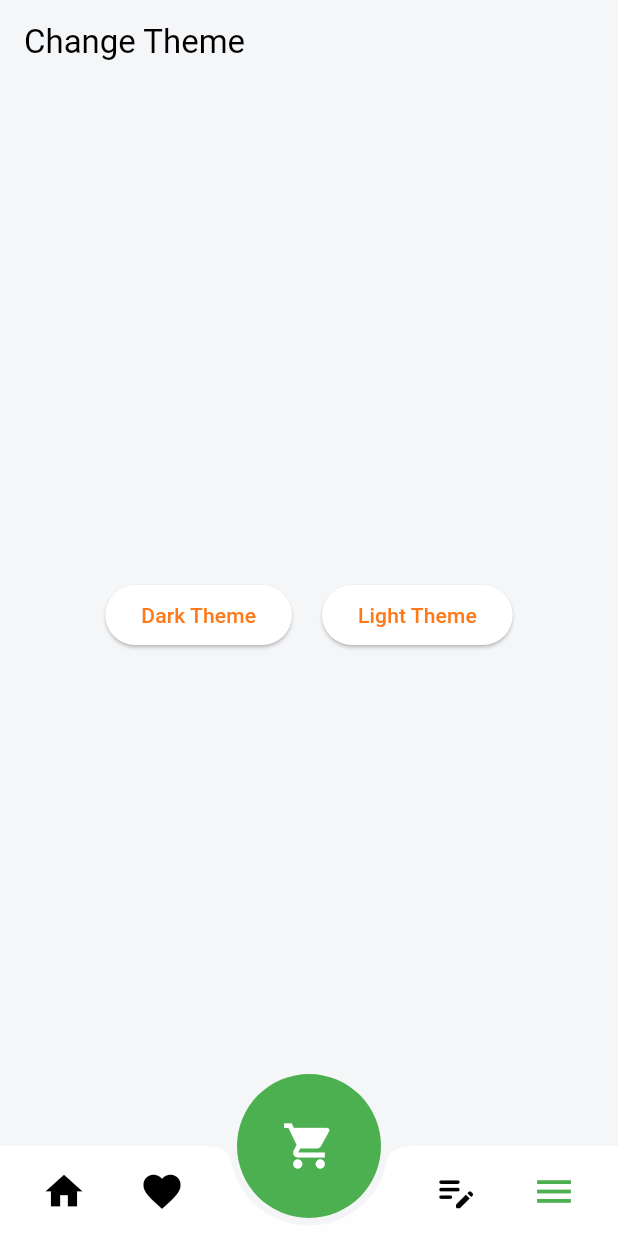
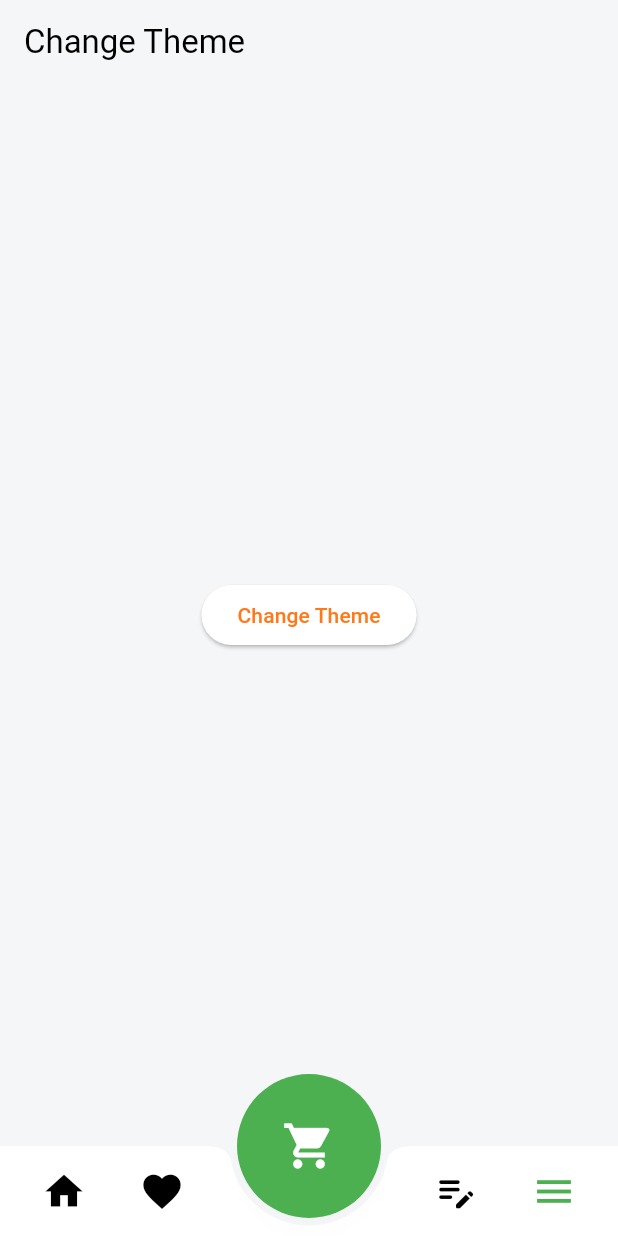
Before and after one commit to Zianur-6am/Design-Food-Delivery-App, a Flutter app: the screen it shows after launch, item 4 of the bottom bar chosen, on a phone screen of 412 x 824 dp. Run offline on Flutter 3.47's test engine with Material 3 defaults, Android fonts, the phone set to English and light mode, and no system bars; our stand-ins replace cached_network_image, carousel_slider, get; network calls fail.

Commit message:
Changed Theme Screen

```diff
--- a/lib/features/theme/controller/theme_controller.dart
+++ b/lib/features/theme/controller/theme_controller.dart
@@ -1,3 +1,5 @@
+import 'package:design_food_delivery_app/themes/dark_theme.dart';
+import 'package:flutter/material.dart';
 import 'package:get/get.dart';
 
 class ThemeController extends GetxController implements GetxService{
@@ -16,6 +18,7 @@ class ThemeController extends GetxController implements GetxService{
     update();
   }
 
+
   // void _loadCurrentTheme() async {
   //   _lightMap = await rootBundle.loadString('assets/map/light_map.json');
   //   _darkMap = await rootBundle.loadString('assets/map/dark_map.json');
--- a/lib/features/theme/screen/theme_change.dart
+++ b/lib/features/theme/screen/theme_change.dart
@@ -5,7 +5,7 @@ import 'package:get/get.dart';
 class ThemeChange extends StatelessWidget {
   // const ThemeChange({super.key});
 
-  ThemeController themeController = Get.put(ThemeController());
+  ThemeController themeController = Get.find();
 
   @override
   Widget build(BuildContext context) {
@@ -15,19 +15,12 @@ class ThemeChange extends StatelessWidget {
         child: Row(
           mainAxisAlignment: MainAxisAlignment.center,
           children: [
-            ElevatedButton(
-              onPressed: (){
-                themeController.toggleTheme();
-              },
-              child: Text('Dark Theme'),),
-
-            SizedBox(width: 20,),
 
             ElevatedButton(
               onPressed: (){
                 themeController.toggleTheme();
               },
-              child: Text('Light Theme'),)
+              child: Text('Change Theme'),)
           ],
         ),
       ),
--- a/lib/main.dart
+++ b/lib/main.dart
@@ -32,7 +32,9 @@ class MyApp extends StatelessWidget {
         //   colorScheme: ColorScheme.fromSeed(seedColor: Colors.deepPurple),
         // ),
 
+        ///For in app theme change
         theme: themeController.darkTheme ? dark : light,
+
 
         ///Routing
         // initialRoute: '/home',
```
